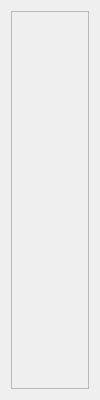
First picture: the form in spansetpane.ui, repository ofts-cqm/matCalc, before the edit.
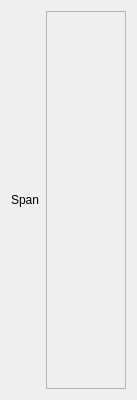
Second picture: the form after the edit. Icons and pictures are not drawn.

Patch:
```diff
--- a/spansetpane.ui
+++ b/spansetpane.ui
@@ -6,7 +6,7 @@
    <rect>
     <x>0</x>
     <y>0</y>
-    <width>100</width>
+    <width>137</width>
     <height>400</height>
    </rect>
   </property>
@@ -22,10 +22,17 @@
   <property name="styleSheet">
    <string notr="true">.QScrollArea#scrollArea {
 	border-image: url(:/assets/SetBracket.png) 36 36 36 36 stretch;
-	border-width: 12px;
+	border-width: 6px;
 }</string>
   </property>
-  <layout class="QVBoxLayout" name="verticalLayout_2">
+  <layout class="QHBoxLayout" name="horizontalLayout_2">
+   <item>
+    <widget class="QLabel" name="span">
+     <property name="text">
+      <string>Span</string>
+     </property>
+    </widget>
+   </item>
    <item>
     <widget class="QScrollArea" name="scrollArea">
      <property name="widgetResizable">
@@ -36,8 +43,8 @@
        <rect>
         <x>0</x>
         <y>0</y>
-        <width>52</width>
-        <height>352</height>
+        <width>62</width>
+        <height>364</height>
        </rect>
       </property>
       <property name="sizePolicy">
```
